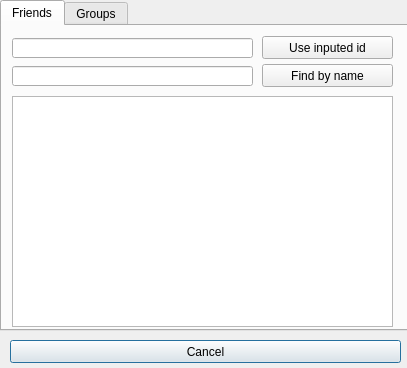
jeyboy/playo3, file dialogs/relations_dialog.ui: the form before one commit.
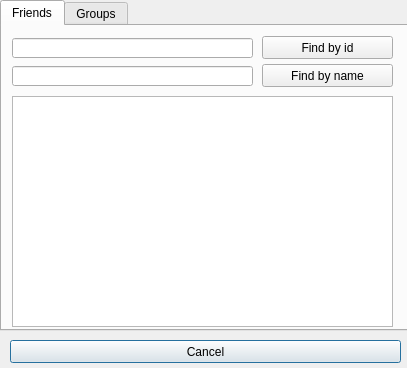
The form after the commit.

The edit to the form file:
```diff
--- a/dialogs/relations_dialog.ui
+++ b/dialogs/relations_dialog.ui
@@ -52,7 +52,7 @@
       </rect>
      </property>
      <property name="text">
-      <string>Use inputed id</string>
+      <string>Find by id</string>
      </property>
     </widget>
     <widget class="QLineEdit" name="friendId">
```
Left out of the diff: 6 changed lines with no effect on the pictures.
